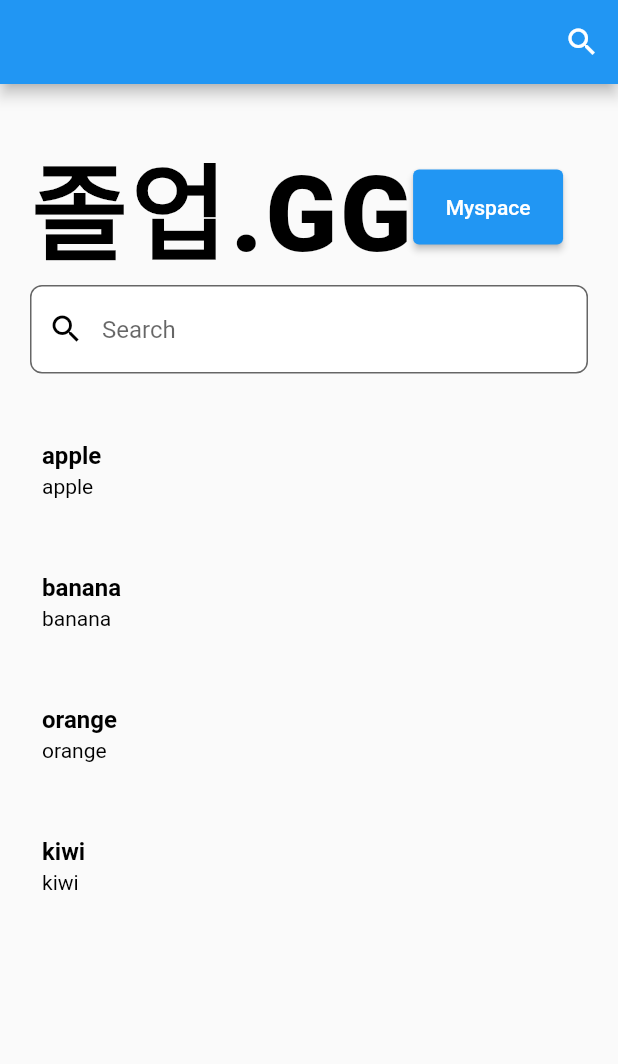
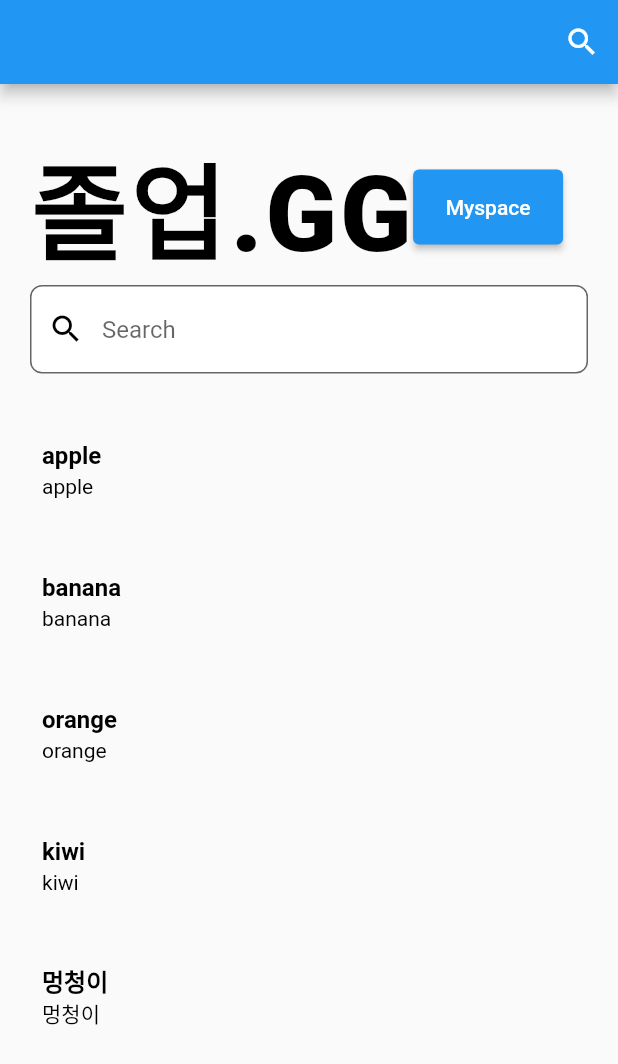
Before and after one commit to han-ee/graudate, a Flutter app: the screen it shows once a user with an empty profile is signed in, after a tap on "Myspace", on a phone screen of 412 x 824 dp. Shown: the top 1064 px of the screen. Run offline on Flutter 3.47's test engine with Material 2 defaults, Android fonts, the phone set to English and light mode, and no system bars; our stand-ins replace cloud_firestore, firebase_auth, firebase_core, image_picker, shared_preferences; accounts and stored records are empty.

Commit message:
05091212

```diff
--- a/lib/screen/search_page.dart
+++ b/lib/screen/search_page.dart
@@ -1,3 +1,4 @@
+import 'package:cloud_firestore/cloud_firestore.dart';
 import 'package:flutter/material.dart';
 import 'package:grad_gg/model/search_model.dart';
 
@@ -14,11 +15,30 @@ class _SearchScreenState extends State<SearchScreen> {
     SearchModel("banana", 20),
   ];
 
+  final _searchController = TextEditingController();
+  final db = FirebaseFirestore.instance;
+
+  void TestData() async {
+    final collRef = db.collection("학생");
+    final querySnapshot = await collRef.get();
+    for (var doc in querySnapshot.docs) {
+      print(doc.data());
+    }
+  }
+
+  @override
+  void dispose() {
+    // TODO: implement dispose
+    _searchController;
+    super.dispose();
+  }
+
   static List<String> displayList2 = [
     'apple',
     'banana',
     'orange',
     'kiwi',
+    '멍청이',
   ];
 
   List<String> displayList = List.from(displayList2);
@@ -67,7 +87,7 @@ class _SearchScreenState extends State<SearchScreen> {
                   height: 50,
                   child: ElevatedButton(
                     onPressed: () {
-                      print(displayList2);
+                      TestData();
                       //Navigator.pushReplacementNamed(context, '/myspacePage');
                     },
                     child: const Text("Myspace"),
@@ -76,8 +96,9 @@ class _SearchScreenState extends State<SearchScreen> {
               ],
             ),
             TextField(
+              controller: _searchController,
               onChanged: (value) => updateList(value),
-              style: const TextStyle(color: Colors.white),
+              style: const TextStyle(color: Colors.black),
               decoration: InputDecoration(
                 filled: true,
                 fillColor: Colors.white,
@@ -86,7 +107,7 @@ class _SearchScreenState extends State<SearchScreen> {
                   borderSide: const BorderSide(color: Colors.black),
                 ),
                 hintText: 'Search',
-                labelStyle: const TextStyle(color: Colors.white),
+                labelStyle: const TextStyle(color: Colors.black),
                 prefixIcon: const Icon(Icons.search),
                 prefixIconColor: Colors.black,
               ),
@@ -95,9 +116,22 @@ class _SearchScreenState extends State<SearchScreen> {
               height: 20.0,
             ),
             Expanded(
-              child: ListView.builder(
+              child: displayList.isEmpty
+                  ? const Center(
+                      child: Text(
+                        "Now result found",
+                        style: TextStyle(
+                            color: Colors.white,
+                            fontSize: 20,
+                            fontWeight: FontWeight.bold),
+                      ),
+                    )
+                  : ListView.builder(
                       itemCount: displayList.length,
                       itemBuilder: (context, index) => ListTile(
+                        onTap: () {
+                          setState(() {});
+                        },
                         contentPadding: const EdgeInsets.all(8.0),
                         title: Text(
                           displayList[index],
@@ -110,7 +144,7 @@ class _SearchScreenState extends State<SearchScreen> {
                         ),
                       ),
                     ),
-            )
+            ),
           ],
         ),
       ),
```
Lines whose indentation alone changed are shown as unchanged.
